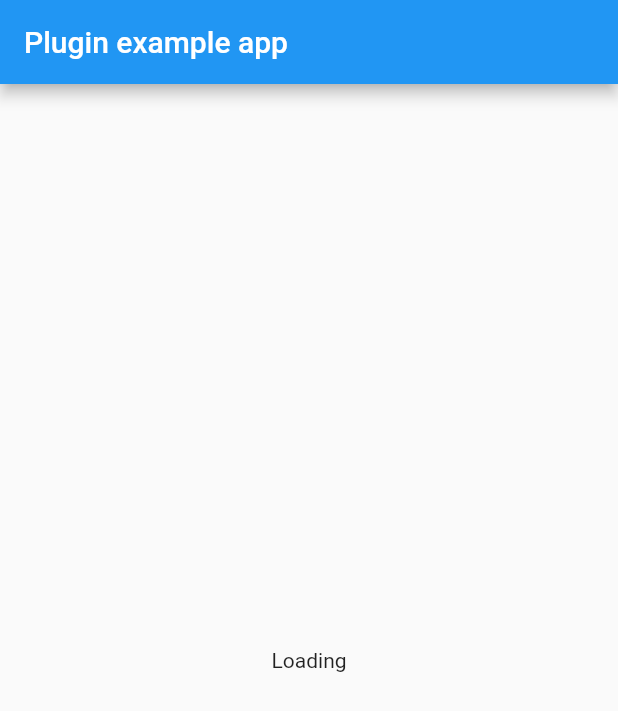
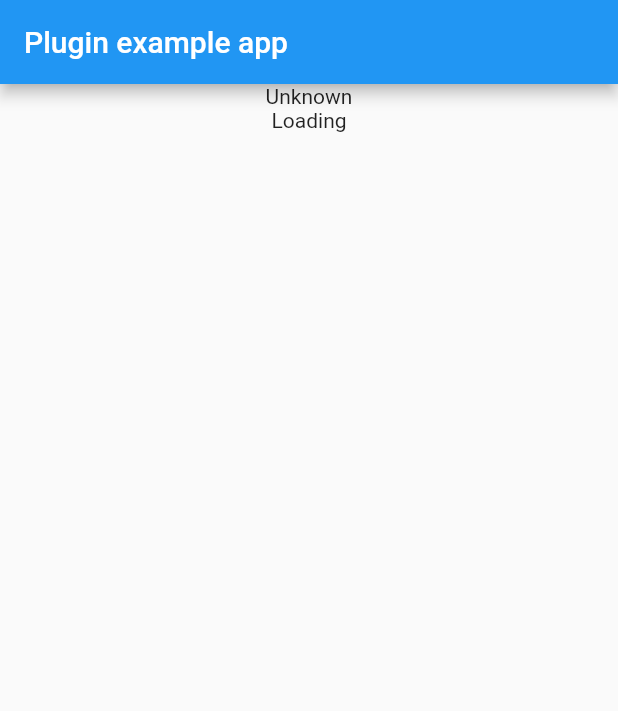
Before and after one commit to thachnb85/plugin_with_protobuf, a Flutter app: the screen it shows after launch, on a phone screen of 412 x 824 dp. Shown: the top 711 px of the screen. Run offline on Flutter 3.47's test engine with Material 2 defaults, Android fonts, the phone set to English and light mode, and no system bars; missing offline and left inert: protobuf; statements that could not run were skipped.

Commit message:
Support 2 ways to call async methods from platform channel (via Future async initState or FutureBuilder)

```diff
--- a/example/lib/main.dart
+++ b/example/lib/main.dart
@@ -47,7 +47,12 @@ class _MyAppState extends State<MyApp> {
         appBar: AppBar(
           title: const Text('Plugin example app'),
         ),
-        body: Center(
+        body: Column(
+          children: <Widget>[
+            Center(
+              child: Text(_platformVersion),
+            ),
+            Center(
               child: FutureBuilder(
                   future: PluginWithProtobuf.myChildren, // come from async call
                   builder: (BuildContext context, AsyncSnapshot snapshot){
@@ -64,6 +69,8 @@ class _MyAppState extends State<MyApp> {
                   }
               ),
             ),
+          ],
+        ),
       ),
     );
   }
```
Lines whose indentation alone changed are shown as unchanged.
